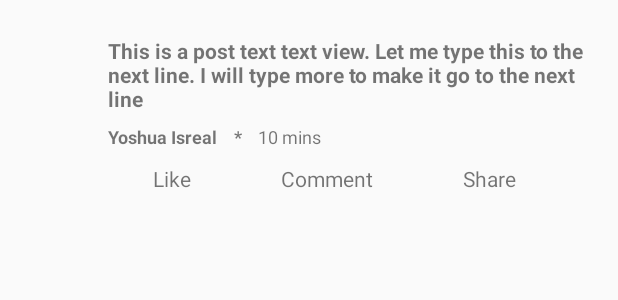
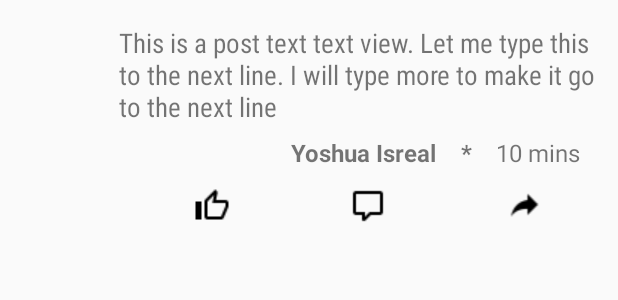
Before and after one commit to dwalee/FrontierApp, an Android app: the layout post_item_layout.xml on its own in the app's theme, with its tools: preview values and no code run, on a phone screen of 412 x 824 dp. Shown: the top 300 px of the screen. Run offline under Robolectric (Android 15) with nearby library versions, the phone set to English and light mode, and no system bars.

Commit message:
Modified post layout: 1. replaced like, comment, and share text with icons. 2. Modified the post text view font. 3. Changed Avatar Image size and margins

```diff
--- a/app/src/main/res/layout/post_item_layout.xml
+++ b/app/src/main/res/layout/post_item_layout.xml
@@ -1,12 +1,12 @@
 <?xml version="1.0" encoding="utf-8"?>
 <LinearLayout xmlns:android="http://schemas.android.com/apk/res/android"
     android:layout_width="match_parent"
-    android:layout_height="wrap_content">
+    android:layout_height="165dp">
 
     <ImageView
-        android:layout_width="40dp"
-        android:layout_height="40dp"
-        android:layout_margin="16dp"
+        android:layout_width="55dp"
+        android:layout_height="55dp"
+        android:layout_margin="12dp"
         android:scaleType="centerInside"
         android:id="@+id/userAvatarImageView"
         />
@@ -16,22 +16,24 @@
         android:layout_height="wrap_content"
         android:orientation="vertical">
 
-
         <!--User's Post-->
         <TextView
             android:layout_width="wrap_content"
             android:layout_height="wrap_content"
             android:id="@+id/usersPostTextView"
-            android:textStyle="bold"
+            android:textSize="18sp"
+            android:fontFamily="sans-serif-condensed"
             android:text="@string/post_string"
-            android:layout_marginTop="24dp"
+            android:layout_marginTop="16dp"
             android:layout_marginRight="10dp"
             android:gravity="center_vertical"/>
 
         <LinearLayout
             android:layout_width="match_parent"
             android:layout_height="wrap_content"
-            android:orientation="horizontal">
+            android:orientation="horizontal"
+            android:layout_marginRight="25dp"
+            android:gravity="right">
 
             <!-- User's Name -->
             <TextView
@@ -39,7 +41,7 @@
                 android:layout_height="wrap_content"
                 android:id="@+id/usernameTextView"
                 android:text="Yoshua Isreal"
-                android:textSize="12sp"
+                android:textSize="16sp"
                 android:textStyle="bold"
                 android:layout_marginTop="7dp"/>
 
@@ -47,7 +49,7 @@
                 android:layout_width="wrap_content"
                 android:layout_height="wrap_content"
                 android:text="    *    "
-                android:textSize="12sp"
+                android:textSize="16sp"
                 android:textStyle="bold"
                 android:layout_marginTop="7dp"/>
 
@@ -57,7 +59,7 @@
                 android:layout_height="wrap_content"
                 android:id="@+id/timestampTextView"
                 android:text="10 mins"
-                android:textSize="12sp"
+                android:textSize="16sp"
                 android:layout_marginTop="7dp"/>
         </LinearLayout>
 
@@ -73,38 +75,38 @@
         <!-- Like, comment, share icons go here -->
         <LinearLayout
             android:layout_width="match_parent"
-            android:layout_height="wrap_content"
+            android:layout_height="30dp"
             android:id="@+id/interactableIconsLinearLayout"
             android:orientation="horizontal"
-            android:layout_marginTop="10dp"
-            >
+            android:layout_margin="10dp"
+            android:gravity="center">
 
-            <TextView
+            <ImageView
                 android:layout_width="wrap_content"
-                android:layout_height="20dp"
+                android:layout_height="wrap_content"
+                android:id="@+id/likeIconImageView"
                 android:text="Like"
-                android:layout_marginTop="45dp"
-                android:layout_marginLeft="30dp"
-                android:layout_marginRight="30dp"
-                android:layout_gravity="center_horizontal"/>
+                android:layout_weight="1"
+                android:gravity="center"
+                android:src="@drawable/thumb_up_outline"/>
 
-            <TextView
+            <ImageView
                 android:layout_width="wrap_content"
-                android:layout_height="20dp"
+                android:layout_height="wrap_content"
+                android:id="@+id/commentIconImageView"
                 android:text="Comment"
-                android:layout_marginTop="45dp"
-                android:layout_marginLeft="30dp"
-                android:layout_marginRight="30dp"
-                android:layout_gravity="center_horizontal"/>
+                android:layout_weight="1"
+                android:gravity="center"
+                android:src="@drawable/comment_outline"/>
 
-            <TextView
+            <ImageView
                 android:layout_width="wrap_content"
-                android:layout_height="20dp"
+                android:layout_height="wrap_content"
+                android:id="@+id/shareIconImageView"
                 android:text="Share"
-                android:layout_marginTop="45dp"
-                android:layout_marginLeft="30dp"
-                android:layout_marginRight="10dp"
-                android:layout_gravity="center_horizontal"/>
+                android:layout_weight="1"
+                android:gravity="center"
+                android:src="@drawable/share"/>
 
         </LinearLayout>
 
```
Also changed, not shown: app/src/main/res/drawable/comment_outline.png (added), app/src/main/res/drawable/share.png (added), app/src/main/res/drawable/thumb_up_outline.png (added).
